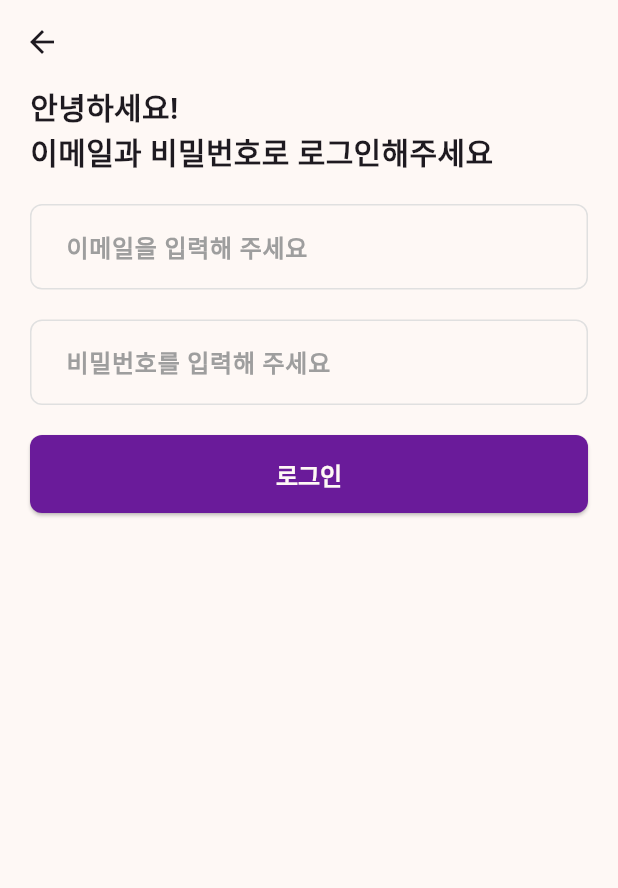
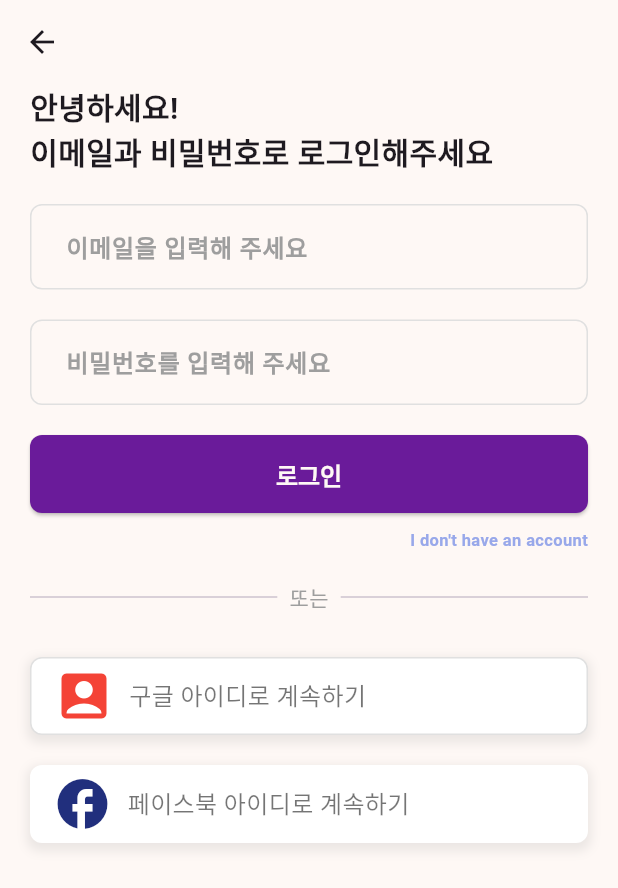
Before and after one commit to oosuhada/flutter_nomad_market_v1.1, a Flutter app: the screen it shows after launch, after a tap on "이미 계정이 있나요? 로그인", on a phone screen of 412 x 824 dp. Shown: the top 888 px of the screen. Run offline on Flutter 3.47's test engine with Material 3 defaults, Android fonts, the light colour scheme and no system bars; our stand-ins replace dio, flutter_riverpod, geolocator, image_picker; missing offline and left inert: stomp_dart_client.

Commit message:
add social login UI in login_page

```diff
--- a/lib/ui/pages/login/login_page.dart
+++ b/lib/ui/pages/login/login_page.dart
@@ -79,12 +79,128 @@ class _LoginPageState extends State<LoginPage> {
                         SnackbarUtil.showSnackBar(context, '이메일과 비밀번호를 확인해주세요');
                       }
                     }
-
-                    ;
                   },
                   child: Text('로그인'),
                 );
               }),
+
+              SizedBox(height: 10),
+              Align(
+                alignment: Alignment.centerRight,
+                child: Text(
+                  "I don't have an account",
+                  style: TextStyle(
+                    color: Color(0xFF98A8EA),
+                    fontSize: 11,
+                    fontWeight: FontWeight.w600,
+                  ),
+                ),
+              ),
+
+              // 소셜 로그인 구분선
+              SizedBox(height: 20),
+              Row(
+                children: [
+                  Expanded(child: Divider(thickness: 1)),
+                  Padding(
+                    padding: const EdgeInsets.symmetric(horizontal: 8.0),
+                    child: Text(
+                      '또는',
+                      style: TextStyle(color: Colors.grey),
+                    ),
+                  ),
+                  Expanded(child: Divider(thickness: 1)),
+                ],
+              ),
+              SizedBox(height: 20),
+
+              // 소셜 로그인 버튼
+              Consumer(
+                builder: (context, ref, child) {
+                  return Column(
+                    children: [
+                      // 구글 로그인 버튼
+                      GestureDetector(
+                        onTap: () => onGoogleSignIn(ref),
+                        child: Container(
+                          width: double.infinity,
+                          height: 52,
+                          margin: EdgeInsets.symmetric(vertical: 10),
+                          decoration: BoxDecoration(
+                            color: Colors.white,
+                            borderRadius: BorderRadius.circular(8),
+                            border: Border.all(color: Colors.grey.shade300),
+                            boxShadow: [
+                              BoxShadow(
+                                color: Colors.grey.withOpacity(0.2),
+                                spreadRadius: 2,
+                                blurRadius: 5,
+                                offset: Offset(0, 3),
+                              ),
+                            ],
+                          ),
+                          child: Center(
+                            child: Row(
+                              mainAxisAlignment: MainAxisAlignment.start,
+                              children: [
+                                SizedBox(width: 15),
+                                Icon(
+                                  Icons.account_box,
+                                  color: Colors.red,
+                                  size: 40,
+                                ),
+                                SizedBox(width: 10),
+                                Text('구글 아이디로 계속하기',
+                                    style: TextStyle(
+                                        fontSize: 16, color: Colors.black54)),
+                              ],
+                            ),
+                          ),
+                        ),
+                      ),
+
+                      // 페이스북 로그인 버튼
+                      GestureDetector(
+                        onTap: () => onFacebookSignIn(ref),
+                        child: Container(
+                          width: double.infinity,
+                          height: 52,
+                          margin: EdgeInsets.symmetric(vertical: 10),
+                          decoration: BoxDecoration(
+                            color: Colors.white,
+                            borderRadius: BorderRadius.circular(8),
+                            boxShadow: [
+                              BoxShadow(
+                                color: Colors.grey.withOpacity(0.2),
+                                spreadRadius: 2,
+                                blurRadius: 5,
+                                offset: Offset(0, 3),
+                              ),
+                            ],
+                          ),
+                          child: Center(
+                            child: Row(
+                              mainAxisAlignment: MainAxisAlignment.start,
+                              children: [
+                                SizedBox(width: 15),
+                                Icon(
+                                  Icons.facebook,
+                                  color: const Color.fromARGB(255, 33, 47, 125),
+                                  size: 40,
+                                ),
+                                SizedBox(width: 10),
+                                Text('페이스북 아이디로 계속하기',
+                                    style: TextStyle(
+                                        fontSize: 16, color: Colors.black54)),
+                              ],
+                            ),
+                          ),
+                        ),
+                      ),
+                    ],
+                  );
+                },
+              ),
             ],
           ),
         ),
--- a/lib/ui/pages/login/login_view_model.dart
+++ b/lib/ui/pages/login/login_view_model.dart
@@ -22,3 +22,17 @@ class LoginViewModel {
 final loginViewmodel = Provider.autoDispose((ref) {
   return LoginViewModel();
 });
+
+// 구글 로그인 핸들러
+void onGoogleSignIn(WidgetRef ref) {
+  // TODO: 구글 소셜 로그인 로직 구현
+  print('구글 로그인 시도');
+  // 로그인 성공 시 홈페이지로 이동하는 로직 추가 필요
+}
+
+// 페이스북 로그인 핸들러
+void onFacebookSignIn(WidgetRef ref) {
+  // TODO: 페이스북 소셜 로그인 로직 구현
+  print('페이스북 로그인 시도');
+  // 로그인 성공 시 홈페이지로 이동하는 로직 추가 필요
+}
```
